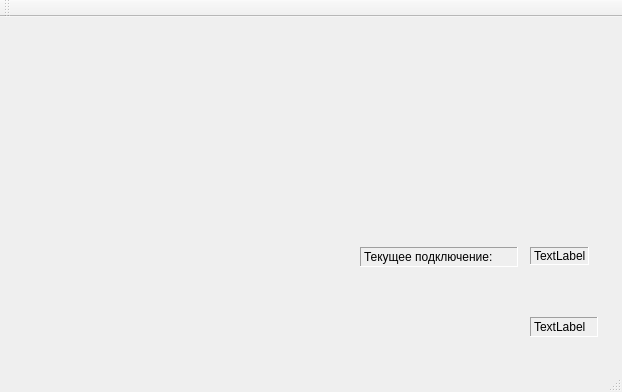
This is mainwindow.ui in rust3128/MPosEdit as Qt 5 draws it before an edit. The edited form follows.
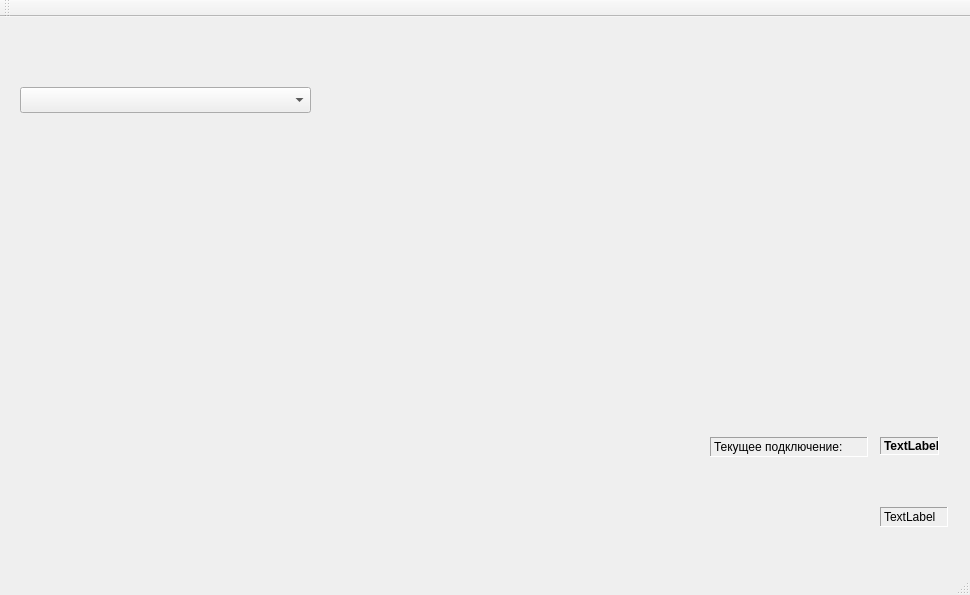
This is the edited form. Icons and pictures are not drawn.

Diff of the .ui file:
```diff
--- a/mainwindow.ui
+++ b/mainwindow.ui
@@ -6,8 +6,8 @@
    <rect>
     <x>0</x>
     <y>0</y>
-    <width>622</width>
-    <height>392</height>
+    <width>970</width>
+    <height>595</height>
    </rect>
   </property>
   <property name="windowTitle">
@@ -24,8 +24,8 @@
    <widget class="QLabel" name="labelUser">
     <property name="geometry">
      <rect>
-      <x>530</x>
-      <y>300</y>
+      <x>880</x>
+      <y>490</y>
       <width>68</width>
       <height>20</height>
      </rect>
@@ -43,8 +43,8 @@
    <widget class="QLabel" name="labelConnText">
     <property name="geometry">
      <rect>
-      <x>360</x>
-      <y>230</y>
+      <x>710</x>
+      <y>420</y>
       <width>158</width>
       <height>20</height>
      </rect>
@@ -65,12 +65,18 @@
    <widget class="QLabel" name="labelConnName">
     <property name="geometry">
      <rect>
-      <x>530</x>
-      <y>230</y>
+      <x>880</x>
+      <y>420</y>
       <width>59</width>
       <height>18</height>
      </rect>
     </property>
+    <property name="font">
+     <font>
+      <weight>75</weight>
+      <bold>true</bold>
+     </font>
+    </property>
     <property name="frameShape">
      <enum>QFrame::Panel</enum>
     </property>
@@ -84,6 +90,22 @@
      <string>TextLabel</string>
     </property>
    </widget>
+   <widget class="QComboBox" name="comboBox">
+    <property name="geometry">
+     <rect>
+      <x>20</x>
+      <y>70</y>
+      <width>291</width>
+      <height>26</height>
+     </rect>
+    </property>
+    <property name="sizeAdjustPolicy">
+     <enum>QComboBox::AdjustToContentsOnFirstShow</enum>
+    </property>
+    <property name="minimumContentsLength">
+     <number>0</number>
+    </property>
+   </widget>
   </widget>
   <widget class="QMenuBar" name="menuBar">
    <property name="geometry">
```
Left out of the diff: 2 changed lines with no effect on the pictures.
